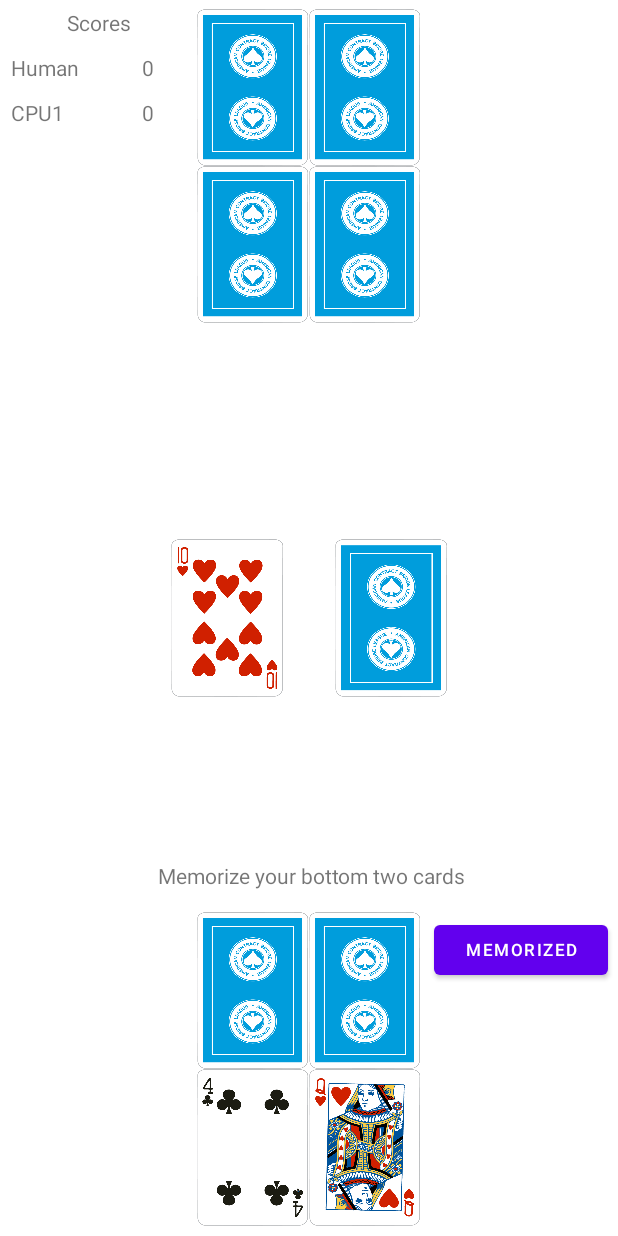
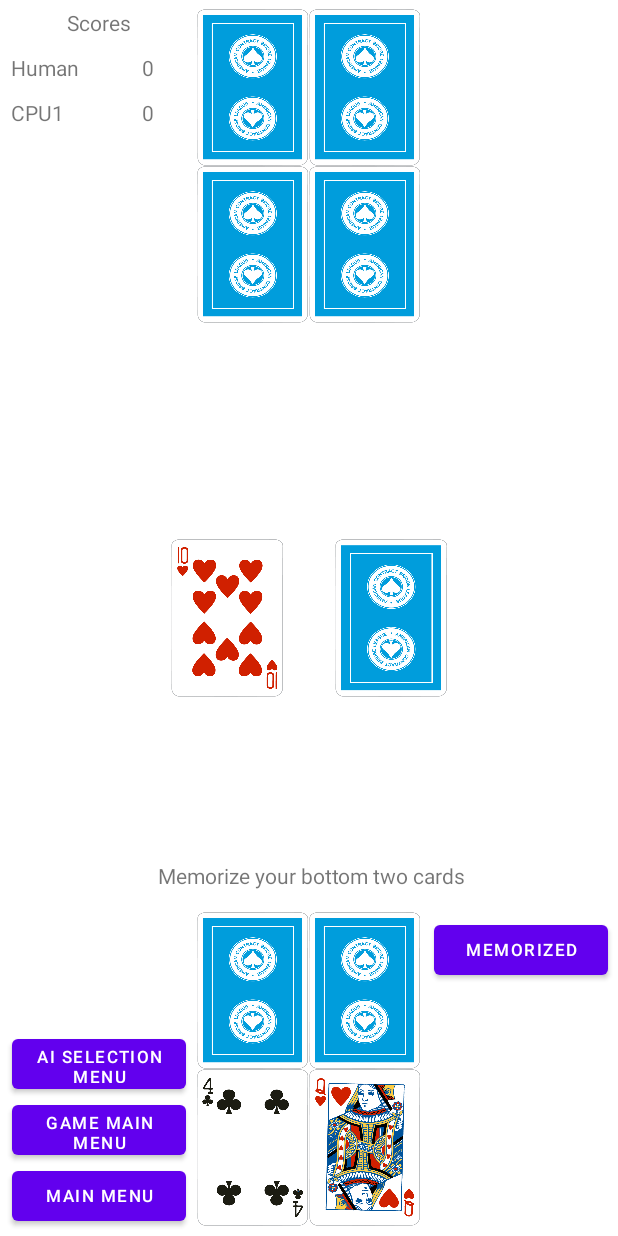
Before and after one commit to RSXEnthusiast/CardGameSuite, an Android app: the screen it shows after launch (Fives), after a tap on "ONE", on a phone screen of 412 x 824 dp. Run offline under Robolectric (Android 15) with nearby library versions, the phone set to English and light mode, and no system bars.

Commit message:
Added confirmation box when returning to menu from game
Also made it possible to return to any menu from the game at any time.

```diff
--- a/CardGameSuiteApp/app/src/main/res/layout/two_players.xml
+++ b/CardGameSuiteApp/app/src/main/res/layout/two_players.xml
@@ -22,40 +22,40 @@
         android:id="@+id/returnToPlayerMenuButton"
         android:layout_width="116dp"
         android:layout_height="45dp"
-        android:layout_marginStart="8dp"
-        android:layout_marginTop="56dp"
+        android:layout_marginEnd="288dp"
+        android:layout_marginBottom="92dp"
         android:gravity="center"
         android:text="AI Selection Menu"
         android:textSize="11dp"
-        android:visibility="invisible"
-        app:layout_constraintStart_toEndOf="@id/player1"
-        app:layout_constraintTop_toBottomOf="@id/instruction" />
+        android:visibility="visible"
+        app:layout_constraintBottom_toBottomOf="parent"
+        app:layout_constraintEnd_toEndOf="parent" />
+
+    <Button
+        android:id="@+id/returnToMainMenuButton"
+        android:layout_width="116dp"
+        android:layout_height="45dp"
+        android:layout_marginEnd="288dp"
+        android:layout_marginBottom="4dp"
+        android:gravity="center"
+        android:text="Main Menu"
+        android:textSize="11dp"
+        android:visibility="visible"
+        app:layout_constraintBottom_toBottomOf="parent"
+        app:layout_constraintEnd_toEndOf="parent" />
 
     <Button
         android:id="@+id/returnToGameMainMenuButton"
         android:layout_width="116dp"
         android:layout_height="45dp"
-        android:layout_marginStart="8dp"
-        android:layout_marginTop="100dp"
+        android:layout_marginEnd="288dp"
+        android:layout_marginBottom="48dp"
         android:gravity="center"
         android:text="Game Main Menu"
         android:textSize="11dp"
-        android:visibility="invisible"
-        app:layout_constraintStart_toEndOf="@id/player1"
-        app:layout_constraintTop_toBottomOf="@id/instruction" />
-
-    <Button
-        android:id="@+id/returnToMainMenuButton"
-        android:layout_width="116dp"
-        android:layout_height="45dp"
-        android:layout_marginStart="8dp"
-        android:layout_marginTop="144dp"
-        android:gravity="center"
-        android:text="Main Menu"
-        android:textSize="11dp"
-        android:visibility="invisible"
-        app:layout_constraintStart_toEndOf="@id/player1"
-        app:layout_constraintTop_toBottomOf="@id/instruction" />
+        android:visibility="visible"
+        app:layout_constraintBottom_toBottomOf="parent"
+        app:layout_constraintEnd_toEndOf="parent" />
 
     <com.example.cardgamesuiteapp.display.Hand
         android:id="@+id/player1"
```
Also changed, not shown: CardGameSuiteApp/app/src/main/java/com/example/cardgamesuiteapp/Fives.java (+58 -11 lines), CardGameSuiteApp/app/src/main/res/layout/five_players.xml (+23 -23 lines), CardGameSuiteApp/app/src/main/res/layout/four_players.xml (+23 -23 lines), CardGameSuiteApp/app/src/main/res/layout/six_players.xml (+23 -23 lines), CardGameSuiteApp/app/src/main/res/layout/three_players.xml (+23 -23 lines).
